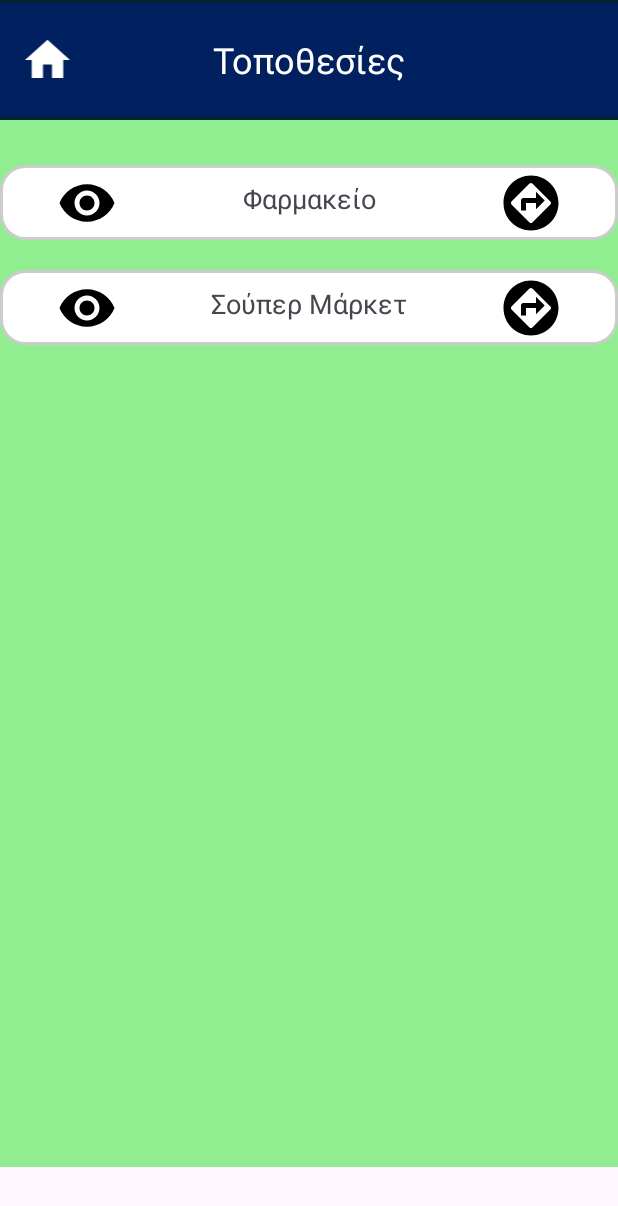
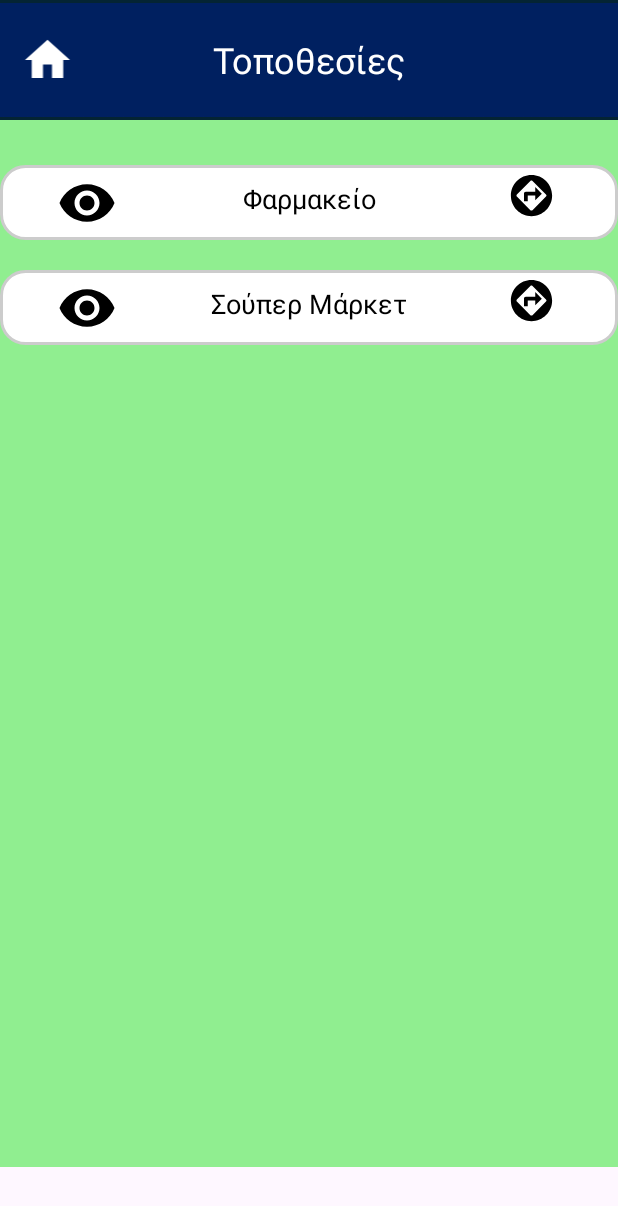
Before and after one commit to giwrgosor/HCI-HealthUp, an Android app: the LocationsActivity screen opened directly, with no data from a screen before it, on a phone screen of 412 x 824 dp. Shown: the top 1206 px of the screen. Run offline under Robolectric (Android 15) with nearby library versions, the phone set to English and light mode, and no system bars.

Commit message:
text changes

```diff
--- a/app/src/main/res/layout/location_list_item.xml
+++ b/app/src/main/res/layout/location_list_item.xml
@@ -15,6 +15,7 @@
         android:layout_marginTop="10dp"
         android:text="TextView"
         android:textAlignment="center"
+        android:textColor="@color/black"
         android:textSize="18sp"
         app:layout_constraintEnd_toEndOf="parent"
         app:layout_constraintStart_toStartOf="parent"
@@ -22,8 +23,8 @@
 
     <ImageView
         android:id="@+id/locationListGoto"
-        android:layout_width="40dp"
-        android:layout_height="40dp"
+        android:layout_width="30dp"
+        android:layout_height="30dp"
         android:layout_marginTop="5dp"
         app:layout_constraintEnd_toEndOf="parent"
         app:layout_constraintStart_toEndOf="@+id/locationListName"
```
